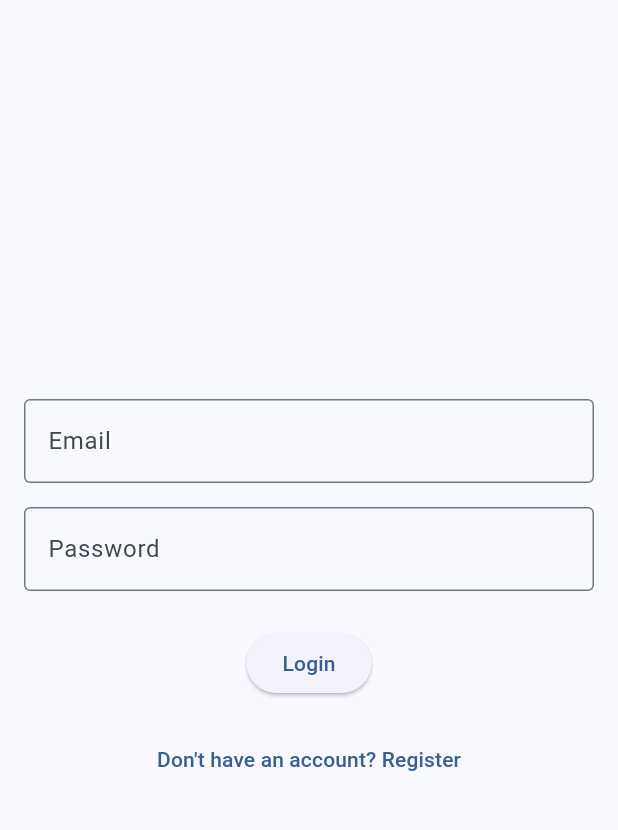
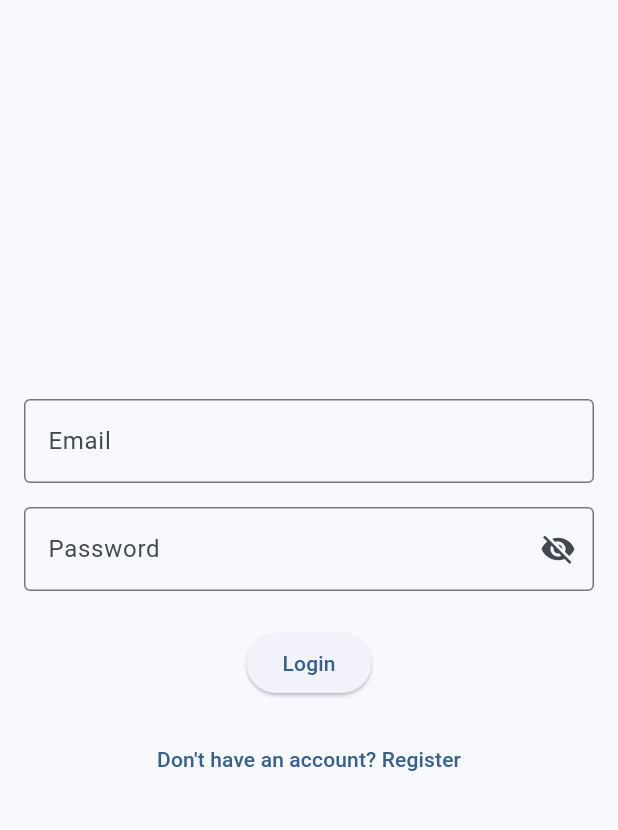
Before and after one commit to usamanawaz1234/chatapp_fluitter, a Flutter app: the screen it shows after launch, on a phone screen of 412 x 824 dp, the part 63-893 px from its top. Run offline on Flutter 3.47's test engine with Material 3 defaults, Android fonts, the phone set to English and light mode, and no system bars; our stand-ins replace cloud_firestore, firebase_auth, firebase_core; accounts and stored records are empty.

Commit message:
small fixes

```diff
--- a/lib/views/login_screen.dart
+++ b/lib/views/login_screen.dart
@@ -14,6 +14,7 @@ class _LoginScreenState extends State<LoginScreen> {
   final _passwordController = TextEditingController();
   final _authController = AuthController();
   bool _isLoading = false;
+  bool _isPasswordVisible = false;
 
   @override
   Widget build(BuildContext context) {
@@ -44,11 +45,21 @@ class _LoginScreenState extends State<LoginScreen> {
               const SizedBox(height: 16),
               TextFormField(
                 controller: _passwordController,
-                decoration: const InputDecoration(
+                decoration: InputDecoration(
                   labelText: 'Password',
-                  border: OutlineInputBorder(),
+                  border: const OutlineInputBorder(),
+                  suffixIcon: IconButton(
+                    icon: Icon(
+                      _isPasswordVisible ? Icons.visibility : Icons.visibility_off,
+                    ),
+                    onPressed: () {
+                      setState(() {
+                        _isPasswordVisible = !_isPasswordVisible;
+                      });
+                    },
+                  ),
                 ),
-                obscureText: true,
+                obscureText: !_isPasswordVisible,
                 validator: (value) {
                   if (value == null || value.isEmpty) {
                     return 'Please enter your password';
```
Also changed, not shown: lib/controllers/auth_controller.dart (+8 -8 lines).
